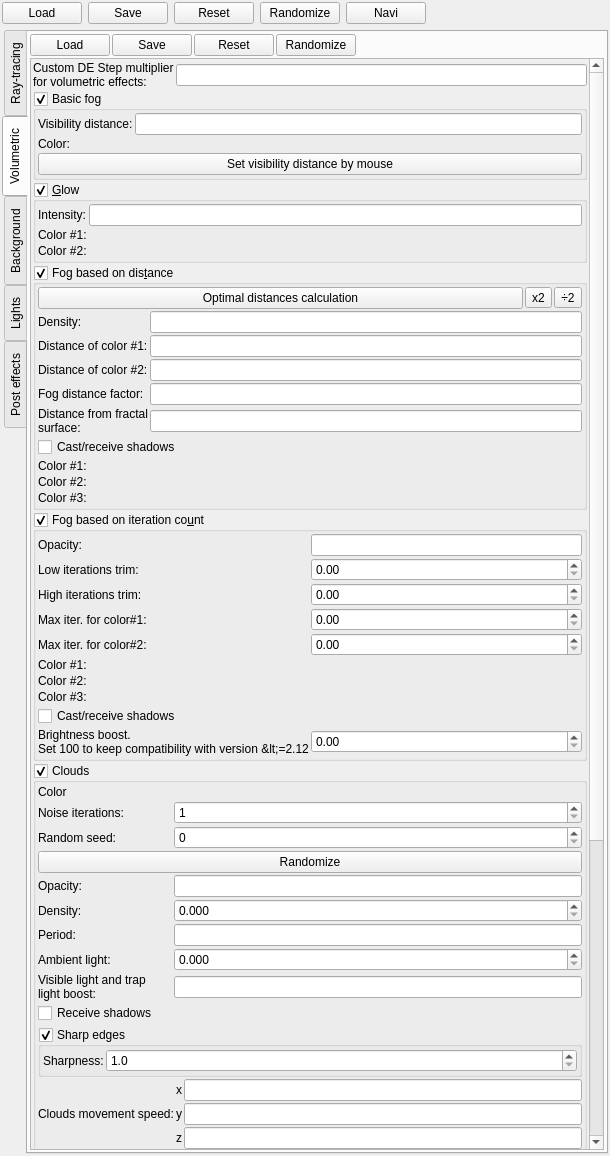
Qt form mandelbulber2/qt/dock_effects.ui (buddhi1980/mandelbulber2) before a commit.
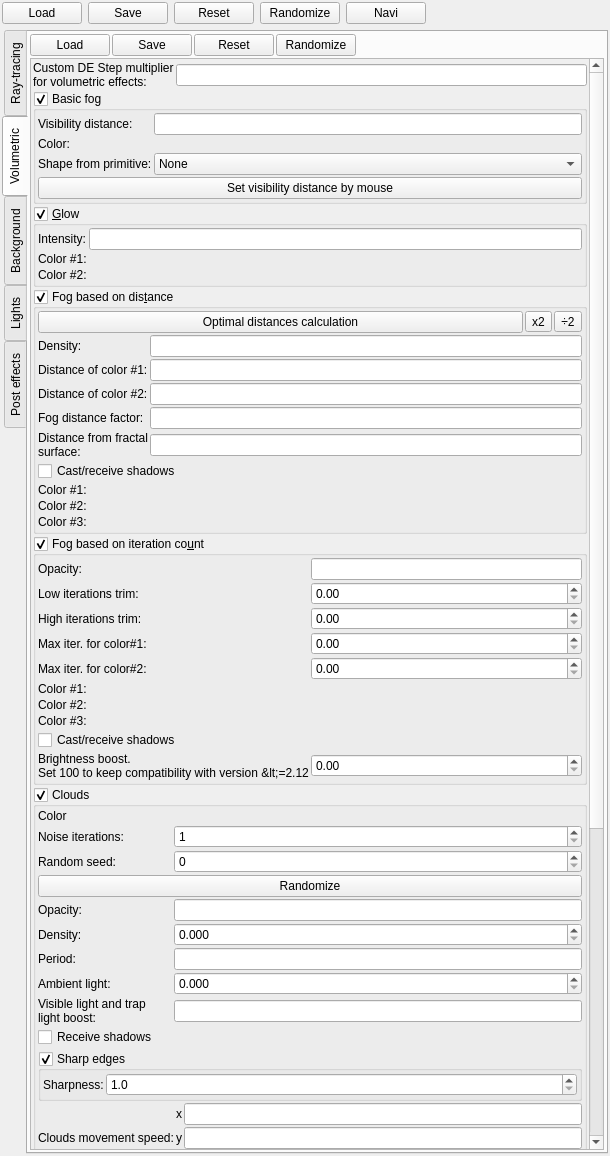
The same form after that commit. The open tabs and pages were chosen to show the change. Icons and pictures are not drawn. Custom widgets are drawn as their Qt base class.

Commit message: Added ui elements for selecting shape of fog (using primitive object)

What changed in the file:
```diff
--- a/mandelbulber2/qt/dock_effects.ui
+++ b/mandelbulber2/qt/dock_effects.ui
@@ -1294,7 +1294,7 @@
             <x>0</x>
             <y>0</y>
             <width>553</width>
-            <height>1557</height>
+            <height>1584</height>
            </rect>
           </property>
           <layout class="QVBoxLayout" name="verticalLayout_35">
@@ -1391,13 +1391,19 @@
                   </property>
                  </widget>
                 </item>
-                <item row="1" column="1">
-                 <widget class="MyColorButton" name="colorButton_basic_fog_color" native="true">
-                  <property name="toolTip">
-                   <string>&lt;html&gt;&lt;head/&gt;&lt;body&gt;&lt;p&gt;Color of fog effect&lt;/p&gt;&lt;/body&gt;&lt;/html&gt;</string>
-                  </property>
-                  <property name="text" stdset="0">
-                   <string>PushButton</string>
+                <item row="2" column="1">
+                 <widget class="MyComboBox" name="comboBox_basic_fog_primitive">
+                  <item>
+                   <property name="text">
+                    <string>None</string>
+                   </property>
+                  </item>
+                 </widget>
+                </item>
+                <item row="2" column="0">
+                 <widget class="QLabel" name="label_72">
+                  <property name="text">
+                   <string>Shape from primitive:</string>
                   </property>
                  </widget>
                 </item>
```
Left out of the diff: 22 changed lines with no effect on the pictures. The commit also changes 10 other files.
